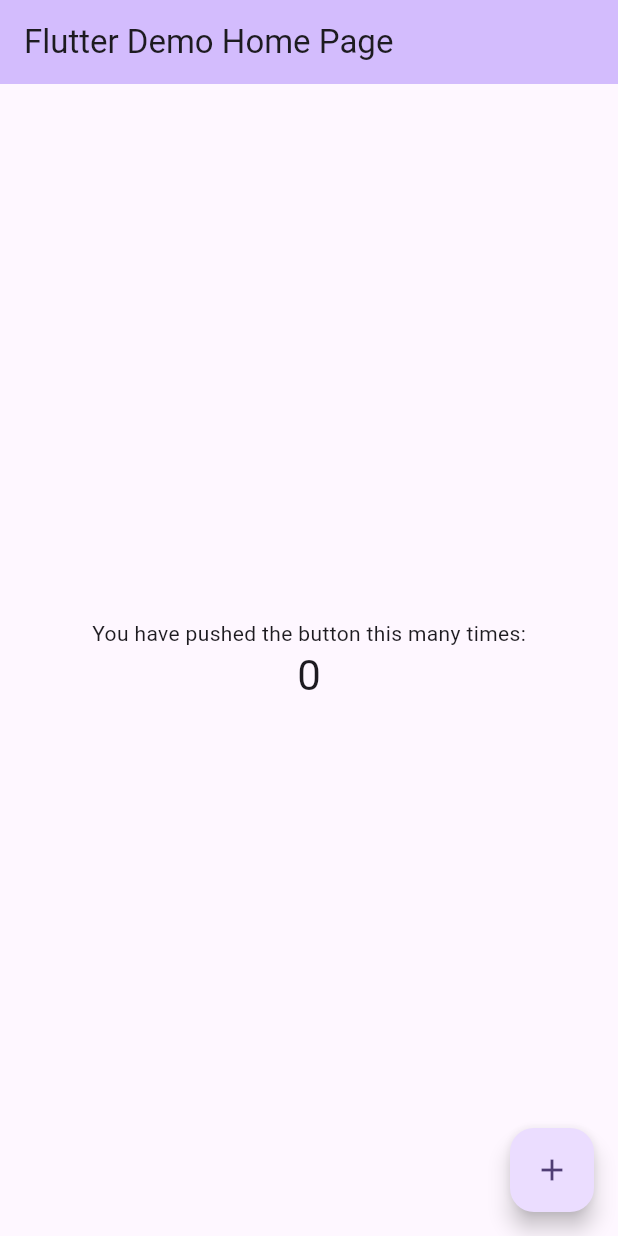
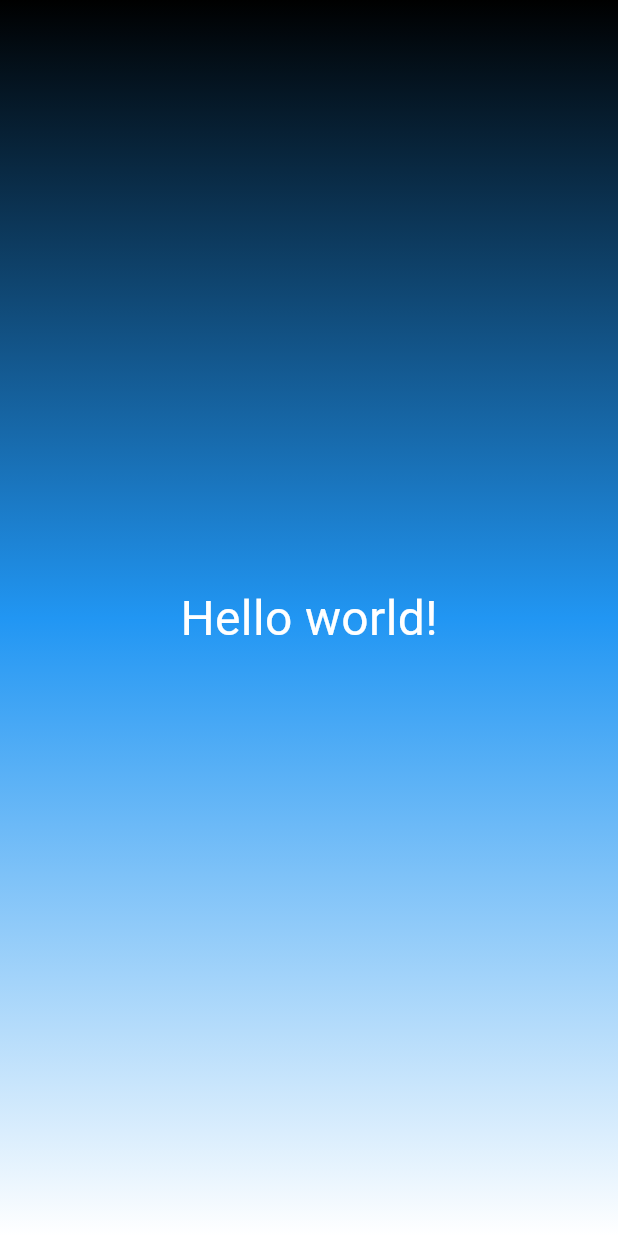
Before and after one commit to Kira21312312/Lab4-5_Flutter_Widgets, a Flutter app: the screen it shows after launch, on a phone screen of 412 x 824 dp. Run offline on Flutter 3.47's test engine with Material 3 defaults, Android fonts, the light colour scheme and no system bars.

Commit message:
Create basic UI with gradient background and styled text

```diff
--- a/lib/main.dart
+++ b/lib/main.dart
@@ -1,122 +1,31 @@
 import 'package:flutter/material.dart';
 
 void main() {
-  runApp(const MyApp());
+  runApp(MaterialApp(
+    debugShowCheckedModeBanner: false,
+    home: Scaffold(
+      body: Container(
+        decoration: BoxDecoration(
+          gradient: LinearGradient(
+            colors: [
+              Colors.black,
+              Colors.blue,
+              Colors.white,
+            ],
+            begin: Alignment.topCenter,
+            end: Alignment.bottomCenter
+          ),
+        ),
+        child: Center(
+          child: Text("Hello world!",
+          style: TextStyle(
+            color: Colors.white,
+            fontSize: 32,
+          )
+          )
+          )
+          ),
+      )
+      )
+      );
 }
-
-class MyApp extends StatelessWidget {
-  const MyApp({super.key});
-
-  // This widget is the root of your application.
-  @override
-  Widget build(BuildContext context) {
-    return MaterialApp(
-      title: 'Flutter Demo',
-      theme: ThemeData(
-        // This is the theme of your application.
-        //
-        // TRY THIS: Try running your application with "flutter run". You'll see
-        // the application has a purple toolbar. Then, without quitting the app,
-        // try changing the seedColor in the colorScheme below to Colors.green
-        // and then invoke "hot reload" (save your changes or press the "hot
-        // reload" button in a Flutter-supported IDE, or press "r" if you used
-        // the command line to start the app).
-        //
-        // Notice that the counter didn't reset back to zero; the application
-        // state is not lost during the reload. To reset the state, use hot
-        // restart instead.
-        //
-        // This works for code too, not just values: Most code changes can be
-        // tested with just a hot reload.
-        colorScheme: .fromSeed(seedColor: Colors.deepPurple),
-      ),
-      home: const MyHomePage(title: 'Flutter Demo Home Page'),
-    );
-  }
-}
-
-class MyHomePage extends StatefulWidget {
-  const MyHomePage({super.key, required this.title});
-
-  // This widget is the home page of your application. It is stateful, meaning
-  // that it has a State object (defined below) that contains fields that affect
-  // how it looks.
-
-  // This class is the configuration for the state. It holds the values (in this
-  // case the title) provided by the parent (in this case the App widget) and
-  // used by the build method of the State. Fields in a Widget subclass are
-  // always marked "final".
-
-  final String title;
-
-  @override
-  State<MyHomePage> createState() => _MyHomePageState();
-}
-
-class _MyHomePageState extends State<MyHomePage> {
-  int _counter = 0;
-
-  void _incrementCounter() {
-    setState(() {
-      // This call to setState tells the Flutter framework that something has
-      // changed in this State, which causes it to rerun the build method below
-      // so that the display can reflect the updated values. If we changed
-      // _counter without calling setState(), then the build method would not be
-      // called again, and so nothing would appear to happen.
-      _counter++;
-    });
-  }
-
-  @override
-  Widget build(BuildContext context) {
-    // This method is rerun every time setState is called, for instance as done
-    // by the _incrementCounter method above.
-    //
-    // The Flutter framework has been optimized to make rerunning build methods
-    // fast, so that you can just rebuild anything that needs updating rather
-    // than having to individually change instances of widgets.
-    return Scaffold(
-      appBar: AppBar(
-        // TRY THIS: Try changing the color here to a specific color (to
-        // Colors.amber, perhaps?) and trigger a hot reload to see the AppBar
-        // change color while the other colors stay the same.
-        backgroundColor: Theme.of(context).colorScheme.inversePrimary,
-        // Here we take the value from the MyHomePage object that was created by
-        // the App.build method, and use it to set our appbar title.
-        title: Text(widget.title),
-      ),
-      body: Center(
-        // Center is a layout widget. It takes a single child and positions it
-        // in the middle of the parent.
-        child: Column(
-          // Column is also a layout widget. It takes a list of children and
-          // arranges them vertically. By default, it sizes itself to fit its
-          // children horizontally, and tries to be as tall as its parent.
-          //
-          // Column has various properties to control how it sizes itself and
-          // how it positions its children. Here we use mainAxisAlignment to
-          // center the children vertically; the main axis here is the vertical
-          // axis because Columns are vertical (the cross axis would be
-          // horizontal).
-          //
-          // TRY THIS: Invoke "debug painting" (choose the "Toggle Debug Paint"
-          // action in the IDE, or press "p" in the console), to see the
-          // wireframe for each widget.
-          mainAxisAlignment: .center,
-          children: [
-            const Text('You have pushed the button this many times:'),
-            Text(
-              '$_counter',
-              style: Theme.of(context).textTheme.headlineMedium,
-            ),
-          ],
-        ),
-      ),
-      floatingActionButton: FloatingActionButton(
-        onPressed: _incrementCounter,
-        tooltip: 'Increment',
-        child: const Icon(Icons.add),
-      ),
-    );
-  }
-}
```
Also changed, not shown: img/Step2_toranikPNG.PNG (added), img/step_Toranik.PNG (added), 1 other file.
